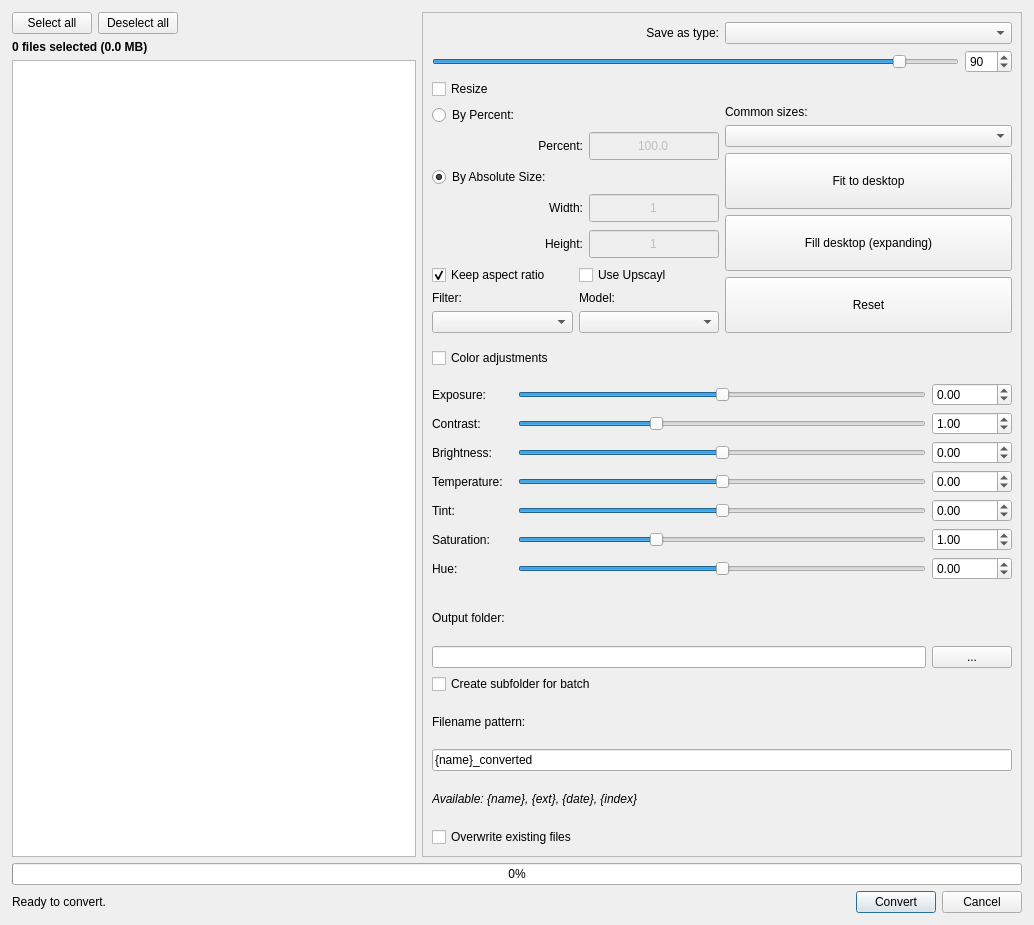
Old version of the form qimgv/gui/dialogs/batchconverterdialog.ui in the repository hadoooooouken/qimgv-plus.
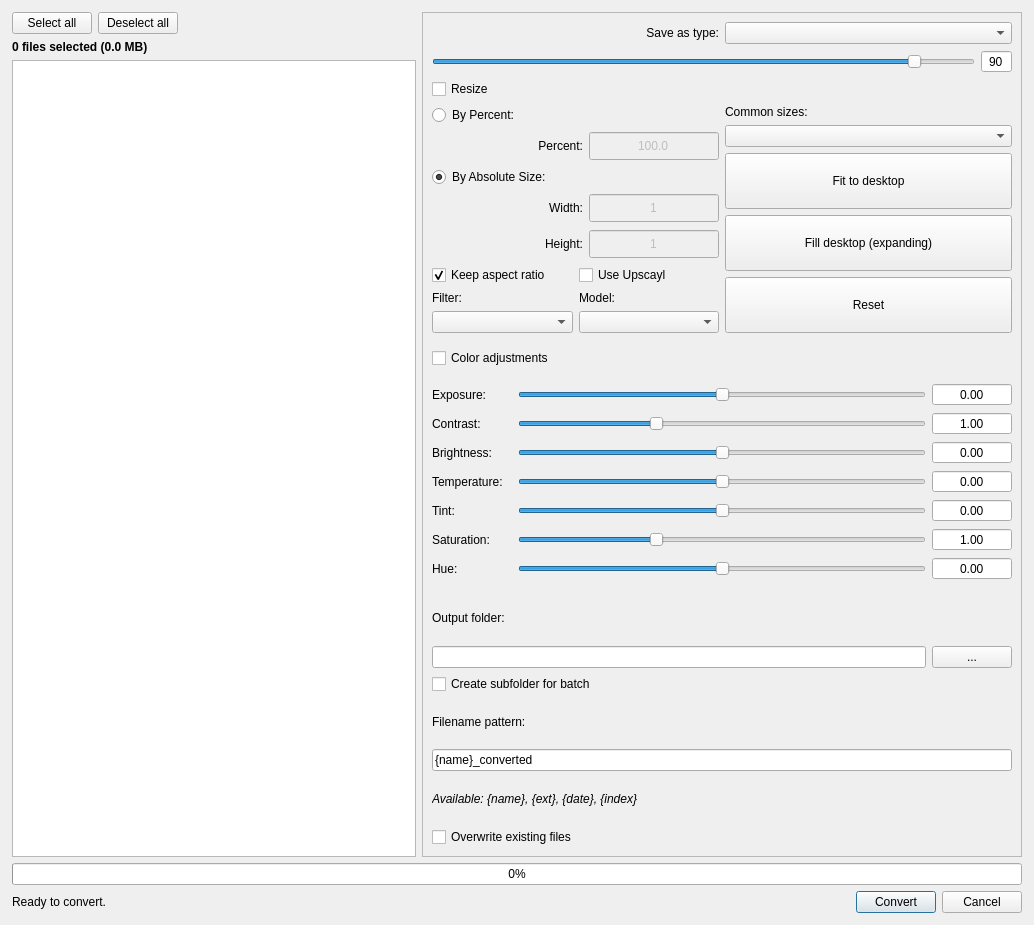
New version of the form.

Commit message: bc ui upd

```diff
--- a/qimgv/gui/dialogs/batchconverterdialog.ui
+++ b/qimgv/gui/dialogs/batchconverterdialog.ui
@@ -155,6 +155,12 @@
            </item>
            <item>
             <widget class="QSpinBox" name="qualitySpinBox">
+             <property name="alignment">
+              <set>Qt::AlignmentFlag::AlignCenter</set>
+             </property>
+             <property name="buttonSymbols">
+              <enum>QAbstractSpinBox::ButtonSymbols::NoButtons</enum>
+             </property>
              <property name="minimum">
               <number>1</number>
              </property>
@@ -658,6 +664,12 @@
                     <height>16777215</height>
                    </size>
                   </property>
+                  <property name="alignment">
+                   <set>Qt::AlignmentFlag::AlignCenter</set>
+                  </property>
+                  <property name="buttonSymbols">
+                   <enum>QAbstractSpinBox::ButtonSymbols::NoButtons</enum>
+                  </property>
                   <property name="minimum">
                    <double>-2.000000000000000</double>
                   </property>
@@ -716,6 +728,12 @@
                     <height>16777215</height>
                    </size>
                   </property>
+                  <property name="alignment">
+                   <set>Qt::AlignmentFlag::AlignCenter</set>
+                  </property>
+                  <property name="buttonSymbols">
+                   <enum>QAbstractSpinBox::ButtonSymbols::NoButtons</enum>
+                  </property>
                   <property name="maximum">
                    <double>3.000000000000000</double>
                   </property>
@@ -774,6 +792,12 @@
                     <height>16777215</height>
                    </size>
                   </property>
+                  <property name="alignment">
+                   <set>Qt::AlignmentFlag::AlignCenter</set>
+                  </property>
+                  <property name="buttonSymbols">
+                   <enum>QAbstractSpinBox::ButtonSymbols::NoButtons</enum>
+                  </property>
                   <property name="minimum">
                    <double>-1.000000000000000</double>
                   </property>
@@ -832,6 +856,12 @@
                     <height>16777215</height>
                    </size>
                   </property>
+                  <property name="alignment">
+                   <set>Qt::AlignmentFlag::AlignCenter</set>
+                  </property>
+                  <property name="buttonSymbols">
+                   <enum>QAbstractSpinBox::ButtonSymbols::NoButtons</enum>
+                  </property>
                   <property name="minimum">
                    <double>-1.000000000000000</double>
                   </property>
@@ -890,6 +920,12 @@
                     <height>16777215</height>
                    </size>
                   </property>
+                  <property name="alignment">
+                   <set>Qt::AlignmentFlag::AlignCenter</set>
+                  </property>
+                  <property name="buttonSymbols">
+                   <enum>QAbstractSpinBox::ButtonSymbols::NoButtons</enum>
+                  </property>
                   <property name="minimum">
                    <double>-1.000000000000000</double>
                   </property>
@@ -948,6 +984,12 @@
                     <height>16777215</height>
                    </size>
                   </property>
+                  <property name="alignment">
+                   <set>Qt::AlignmentFlag::AlignCenter</set>
+                  </property>
+                  <property name="buttonSymbols">
+                   <enum>QAbstractSpinBox::ButtonSymbols::NoButtons</enum>
+                  </property>
                   <property name="maximum">
                    <double>3.000000000000000</double>
                   </property>
@@ -1006,6 +1048,12 @@
                     <height>16777215</height>
                    </size>
                   </property>
+                  <property name="alignment">
+                   <set>Qt::AlignmentFlag::AlignCenter</set>
+                  </property>
+                  <property name="buttonSymbols">
+                   <enum>QAbstractSpinBox::ButtonSymbols::NoButtons</enum>
+                  </property>
                   <property name="minimum">
                    <double>-180.000000000000000</double>
                   </property>
```
Left out of the diff: 6 changed lines with no effect on the pictures. The commit also changes 2 other files.
